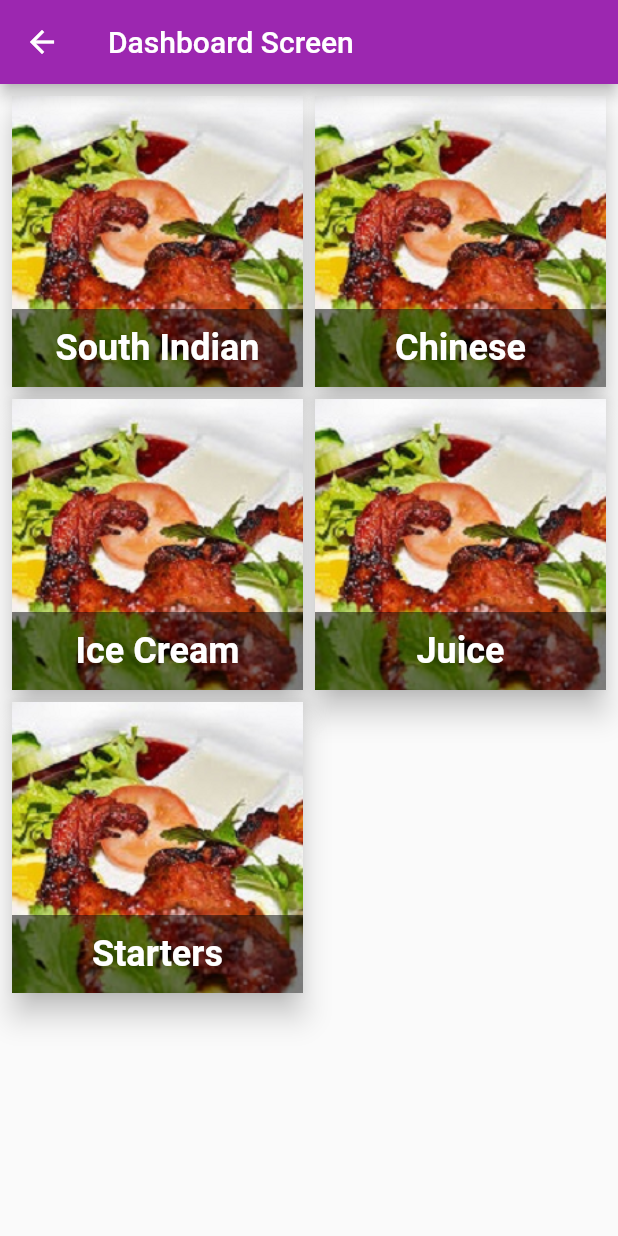
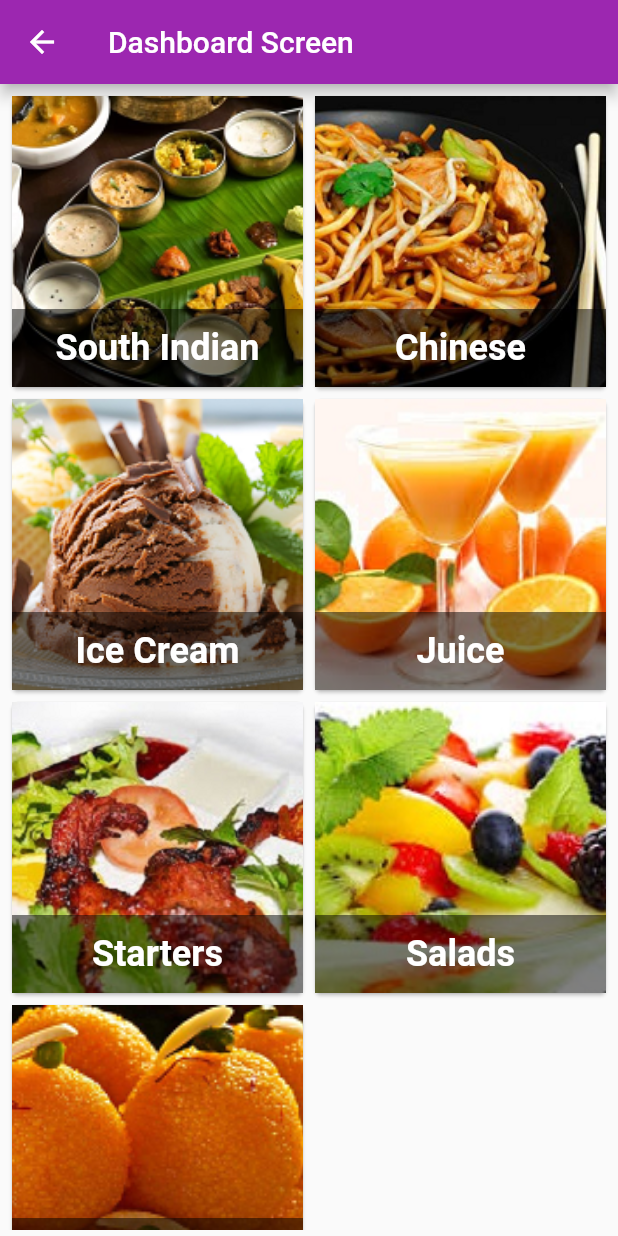
Before and after one commit to AthiraSasitharan/Flutter_LetsBegin, a Flutter app: the DashBoardScreen screen opened directly, on a phone screen of 412 x 824 dp. Run offline on Flutter 3.47's test engine with Material 2 defaults, Android fonts, the phone set to English and light mode, and no system bars.

Commit message:
Added functionality to load images

```diff
--- a/lib/DashBoardScreen.dart
+++ b/lib/DashBoardScreen.dart
@@ -46,11 +46,10 @@ class PlanentItem extends StatelessWidget {
     return GestureDetector(
       onTap: () {},
       child: Card(
-        elevation: 8,
         child: Container(
           decoration: BoxDecoration(
             image: DecorationImage(
-              image: AssetImage("assets/images/starters.png"),
+              image: AssetImage(item.image),
               fit: BoxFit.cover,
             ),
           ),
--- a/lib/DataProvider.dart
+++ b/lib/DataProvider.dart
@@ -4,11 +4,14 @@ List getMainItemsList() {
   var list = List<MainItems>();
   MainItems message = MainItems(
     name: "South Indian",
+    image: "assets/images/south_indian.png",
   );
   list.add(message);
-  list.add(MainItems(name: "Chinese"));
-  list.add(MainItems(name: "Ice Cream"));
-  list.add(MainItems(name: "Juice"));
-  list.add(MainItems(name: "Starters"));
+  list.add(MainItems(name: "Chinese", image: "assets/images/chinese.png"));
+  list.add(MainItems(name: "Ice Cream", image: "assets/images/icecream.png"));
+  list.add(MainItems(name: "Juice", image: "assets/images/juice.png"));
+  list.add(MainItems(name: "Starters", image: "assets/images/starters.png"));
+  list.add(MainItems(name: "Salads", image: "assets/images/salad.png"));
+  list.add(MainItems(name: "Sweets", image: "assets/images/sweets.png"));
   return list;
 }
--- a/lib/models.dart
+++ b/lib/models.dart
@@ -1,4 +1,5 @@
 class MainItems{
 final String name;
-const MainItems({this.name});
+final String image;
+const MainItems({this.name, this.image});
 }
--- a/pubspec.yaml
+++ b/pubspec.yaml
@@ -42,6 +42,9 @@ flutter:
     - assets/images/chinese.png
     - assets/images/icecream.png
     - assets/images/juice.png
+    - assets/images/south_indian.png
+    - assets/images/salad.png
+    - assets/images/sweets.png
 
   # An image asset can refer to one or more resolution-specific "variants", see
   # https://flutter.io/assets-and-images/#resolution-aware.
```
Also changed, not shown: assets/images/salad.png (added), assets/images/south_indian.png (added), assets/images/sweets.png (added).
